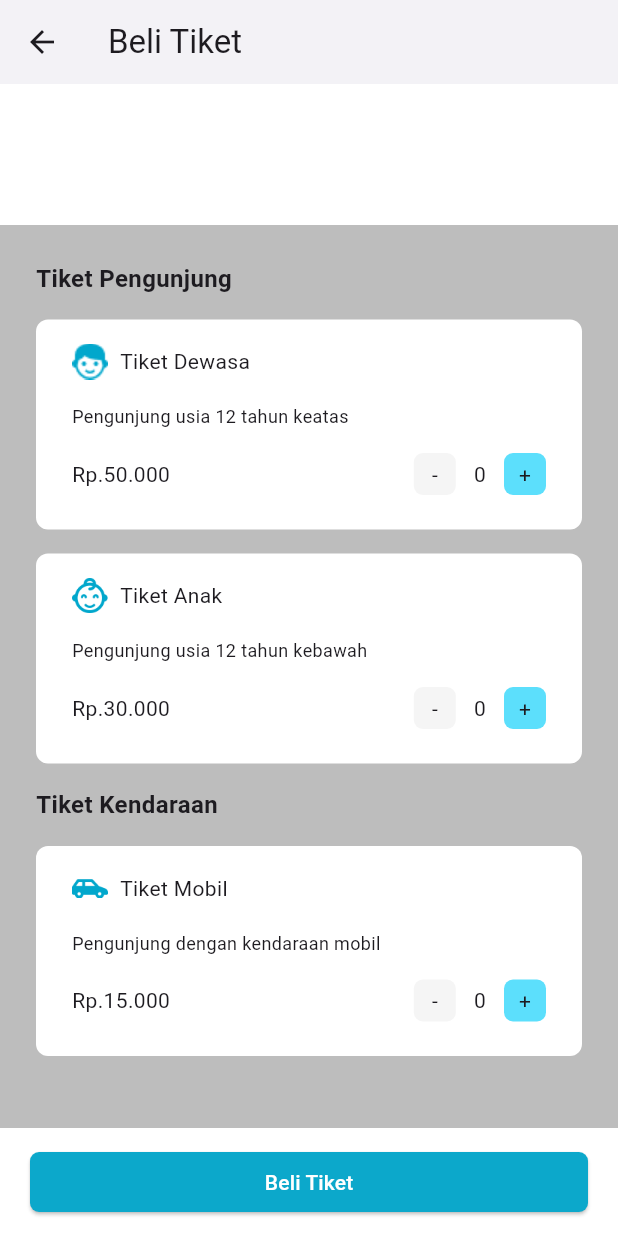
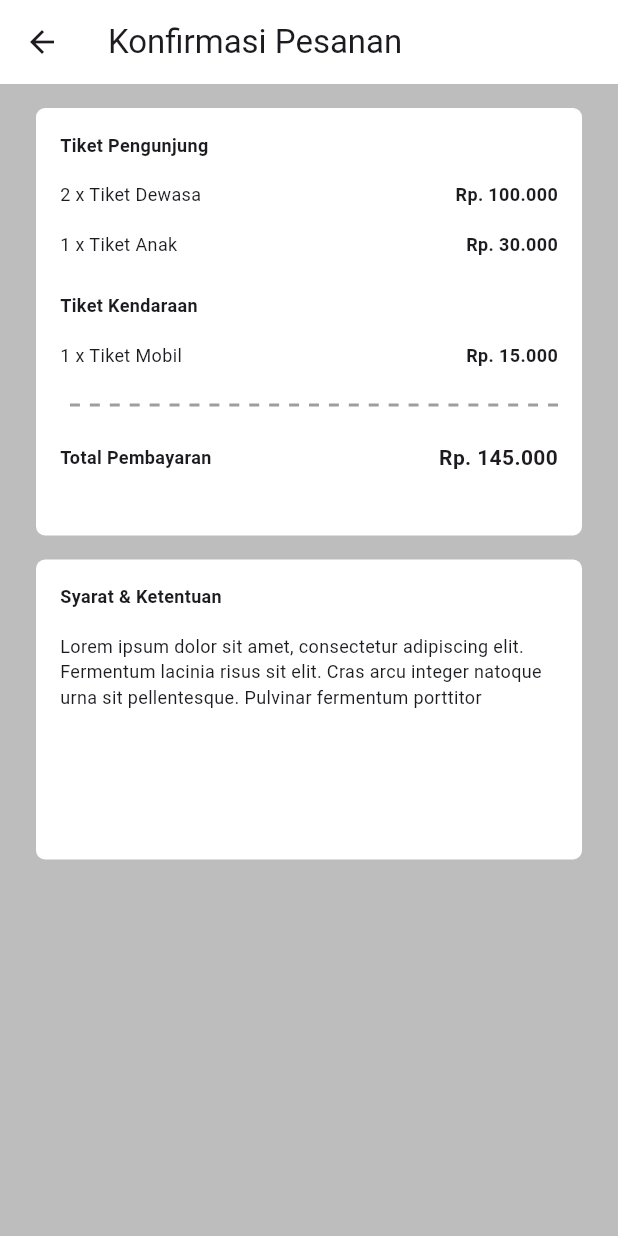
Before and after one commit to RezkiArifin/project_ancol, a Flutter app: the BeliTiketScreen screen opened directly, scrolled down 139 dp, after a tap on "Beli Tiket", on a phone screen of 412 x 824 dp. Run offline on Flutter 3.47's test engine with Material 2 defaults, Android fonts, the phone set to English and light mode, and no system bars; our stand-ins replace carousel_slider, google_fonts, syncfusion_flutter_datepicker.

Commit message:
update beli tiket

```diff
--- a/lib/screens/beli_tiket_screen.dart
+++ b/lib/screens/beli_tiket_screen.dart
@@ -1,7 +1,82 @@
 import 'package:flutter/material.dart';
+import 'package:intl/intl.dart';
+import 'package:syncfusion_flutter_datepicker/datepicker.dart';
+import 'package:tiket_saya/screens/konfirmasi_screen.dart';
 
-class BeliTiketScreen extends StatelessWidget {
+class BeliTiketScreen extends StatefulWidget {
   const BeliTiketScreen({super.key});
+
+  @override
+  State<BeliTiketScreen> createState() => _BeliTiketScreenState();
+}
+
+class _BeliTiketScreenState extends State<BeliTiketScreen> {
+  String _selectedDate = '';
+  String _dateCount = '';
+  String _range = '';
+  String _rangeCount = '';
+
+  int _tiketDewasa = 0;
+  int _tiketAnak = 0;
+  int _tiketMobil = 0;
+
+  void _incrementCounterDewasa() {
+    setState(() {
+      _tiketDewasa++;
+    });
+  }
+
+  void _decrementCounterDewasa() {
+    setState(() {
+      if (_tiketDewasa > 0) {
+        _tiketDewasa--;
+      }
+    });
+  }
+
+  void _incrementCounterAnak() {
+    setState(() {
+      _tiketAnak++;
+    });
+  }
+
+  void _decrementCounterAnak() {
+    setState(() {
+      if (_tiketAnak > 0) {
+        _tiketAnak--;
+      }
+    });
+  }
+
+  void _incrementCounterMobil() {
+    setState(() {
+      _tiketMobil++;
+    });
+  }
+
+  void _decrementCounterMobil() {
+    setState(() {
+      if (_tiketMobil > 0) {
+        _tiketMobil--;
+      }
+    });
+  }
+
+  void _onSelectionChanged(DateRangePickerSelectionChangedArgs args) {
+    setState(() {
+      if (args.value is PickerDateRange) {
+        _range = '${DateFormat('dd/MM/yyyy').format(args.value.startDate)} -'
+            // ignore: lines_longer_than_80_chars
+            ' ${DateFormat('dd/MM/yyyy').format(args.value.endDate ?? args.value.startDate)}';
+      } else if (args.value is DateTime) {
+        _selectedDate = args.value.toString();
+      } else if (args.value is List<DateTime>) {
+        _dateCount = args.value.length.toString();
+      } else {
+        _rangeCount = args.value.length.toString();
+      }
+    });
+  }
 
   @override
   Widget build(BuildContext context) {
@@ -40,11 +115,40 @@ class BeliTiketScreen extends StatelessWidget {
                 width: double.infinity,
                 height: 149,
                 color: Colors.white,
-              child: Column(
-                crossAxisAlignment: CrossAxisAlignment.start,
-                children: [Text("data")],
+                child: Stack(
+                  children: <Widget>[
+                    // Positioned(
+                    //   left: 0,
+                    //   right: 0,
+                    //   top: 0,
+                    //   height: 80,
+                    //   child: Column(
+                    //     mainAxisAlignment: MainAxisAlignment.spaceEvenly,
+                    //     mainAxisSize: MainAxisSize.min,
+                    //     crossAxisAlignment: CrossAxisAlignment.start,
+                    //     children: <Widget>[
+                    //       Text('Selected date: $_selectedDate'),
+                    //       Text('Selected date count: $_dateCount'),
+                    //       Text('Selected range: $_range'),
+                    //       Text('Selected ranges count: $_rangeCount')
+                    //     ],
+                    //   ),
+                    // ),
+                    Positioned(
+                      left: 0,
+                      top: 0,
+                      right: 0,
+                      bottom: 0,
+                      child: SfDateRangePicker(
+                        onSelectionChanged: _onSelectionChanged,
+                        selectionMode: DateRangePickerSelectionMode.range,
+                        initialSelectedRange: PickerDateRange(
+                            DateTime.now().subtract(const Duration(days: 4)),
+                            DateTime.now().add(const Duration(days: 3))),
                       ),
-            ),
+                    )
+                  ],
+                )),
             Padding(
               padding: const EdgeInsets.all(24),
               child: Column(
@@ -96,28 +200,36 @@ class BeliTiketScreen extends StatelessWidget {
                                 const Text("Rp.50.000"),
                                 Row(
                                   children: [
-                                    Container(
+                                    GestureDetector(
+                                      onTap: () => _decrementCounterDewasa(),
+                                      child: Container(
                                         height: 28,
                                         width: 28,
                                         decoration: BoxDecoration(
-                                        borderRadius: BorderRadius.circular(6),
+                                          borderRadius:
+                                              BorderRadius.circular(6),
                                           color: const Color(0xffF5F5F5),
                                         ),
                                         child: const Center(child: Text("-")),
                                       ),
-                                    const Padding(
-                                      padding:
-                                          EdgeInsets.symmetric(horizontal: 12),
-                                      child: Text("0"),
                                     ),
-                                    Container(
+                                    Padding(
+                                      padding: const EdgeInsets.symmetric(
+                                          horizontal: 12),
+                                      child: Text(_tiketDewasa.toString()),
+                                    ),
+                                    GestureDetector(
+                                      onTap: () => _incrementCounterDewasa(),
+                                      child: Container(
                                         height: 28,
                                         width: 28,
                                         decoration: BoxDecoration(
-                                        borderRadius: BorderRadius.circular(6),
+                                          borderRadius:
+                                              BorderRadius.circular(6),
                                           color: const Color(0xff5CDFFC),
                                         ),
                                         child: const Center(child: Text("+")),
+                                      ),
                                     ),
                                   ],
                                 )
@@ -170,28 +282,36 @@ class BeliTiketScreen extends StatelessWidget {
                                 const Text("Rp.30.000"),
                                 Row(
                                   children: [
-                                    Container(
+                                    GestureDetector(
+                                      onTap: () => _decrementCounterAnak(),
+                                      child: Container(
                                         height: 28,
                                         width: 28,
                                         decoration: BoxDecoration(
-                                        borderRadius: BorderRadius.circular(6),
+                                          borderRadius:
+                                              BorderRadius.circular(6),
                                           color: const Color(0xffF5F5F5),
                                         ),
                                         child: const Center(child: Text("-")),
                                       ),
-                                    const Padding(
-                                      padding:
-                                          EdgeInsets.symmetric(horizontal: 12),
-                                      child: Text("0"),
                                     ),
-                                    Container(
+                                    Padding(
+                                      padding: const EdgeInsets.symmetric(
+                                          horizontal: 12),
+                                      child: Text(_tiketAnak.toString()),
+                                    ),
+                                    GestureDetector(
+                                      onTap: () => _incrementCounterAnak(),
+                                      child: Container(
                                         height: 28,
                                         width: 28,
                                         decoration: BoxDecoration(
-                                        borderRadius: BorderRadius.circular(6),
+                                          borderRadius:
+                                              BorderRadius.circular(6),
                                           color: const Color(0xff5CDFFC),
                                         ),
                                         child: const Center(child: Text("+")),
+                                      ),
                                     ),
                                   ],
                                 )
@@ -248,28 +368,36 @@ class BeliTiketScreen extends StatelessWidget {
                                 const Text("Rp.15.000"),
                                 Row(
                                   children: [
-                                    Container(
+                                    GestureDetector(
+                                      onTap: () => _decrementCounterMobil(),
+                                      child: Container(
                                         height: 28,
                                         width: 28,
                                         decoration: BoxDecoration(
-                                        borderRadius: BorderRadius.circular(6),
+                                          borderRadius:
+                                              BorderRadius.circular(6),
                                           color: const Color(0xffF5F5F5),
                                         ),
                                         child: const Center(child: Text("-")),
                                       ),
-                                    const Padding(
-                                      padding:
-                                          EdgeInsets.symmetric(horizontal: 12),
-                                      child: Text("0"),
                                     ),
-                                    Container(
+                                    Padding(
+                                      padding: const EdgeInsets.symmetric(
+                                          horizontal: 12),
+                                      child: Text(_tiketMobil.toString()),
+                                    ),
+                                    GestureDetector(
+                                      onTap: () => _incrementCounterMobil(),
+                                      child: Container(
                                         height: 28,
                                         width: 28,
                                         decoration: BoxDecoration(
-                                        borderRadius: BorderRadius.circular(6),
+                                          borderRadius:
+                                              BorderRadius.circular(6),
                                           color: const Color(0xff5CDFFC),
                                         ),
                                         child: const Center(child: Text("+")),
+                                      ),
                                     ),
                                   ],
                                 )
@@ -283,7 +411,7 @@ class BeliTiketScreen extends StatelessWidget {
                 ],
               ),
             ),
-            SizedBox(height: 24),
+            const SizedBox(height: 24),
             Container(
               height: 72,
               width: double.infinity,
@@ -301,12 +429,12 @@ class BeliTiketScreen extends StatelessWidget {
                       padding: const EdgeInsets.symmetric(horizontal: 6),
                     ),
                     onPressed: () {
-                      // Navigator.push(
-                      //   context,
-                      //   MaterialPageRoute(
-                      //     builder: (context) => const BeliTiketScreen(),
-                      //   ),
-                      // );
+                      Navigator.push(
+                        context,
+                        MaterialPageRoute(
+                          builder: (context) => const KonfirmasiPesananScreen(),
+                        ),
+                      );
                     },
                     child: const Text(
                       'Beli Tiket',
--- /dev/null
+++ b/lib/screens/konfirmasi_screen.dart
@@ -0,0 +1,166 @@
+import 'package:flutter/material.dart';
+
+class KonfirmasiPesananScreen extends StatelessWidget {
+  const KonfirmasiPesananScreen({super.key});
+
+  @override
+  Widget build(BuildContext context) {
+    return Scaffold(
+      backgroundColor: Colors.grey[400],
+      appBar: AppBar(
+        elevation: 0,
+        backgroundColor: Colors.white,
+        title: const Text('Konfirmasi Pesanan'),
+      ),
+      body: Padding(
+        padding: const EdgeInsets.symmetric(vertical: 16, horizontal: 24),
+        child: Column(
+          children: [
+            Container(
+              width: double.infinity,
+              height: 285,
+              decoration: BoxDecoration(
+                borderRadius: BorderRadius.circular(6),
+                color: Colors.white,
+              ),
+              child: Padding(
+                padding: const EdgeInsets.all(16),
+                child: Column(
+                  crossAxisAlignment: CrossAxisAlignment.start,
+                  children: [
+                    const Text(
+                      "Tiket Pengunjung",
+                      style:
+                          TextStyle(fontWeight: FontWeight.w600, fontSize: 12),
+                    ),
+                    const Padding(
+                      padding: EdgeInsets.symmetric(vertical: 16),
+                      child: Row(
+                        mainAxisAlignment: MainAxisAlignment.spaceBetween,
+                        children: [
+                          Text(
+                            "2 x Tiket Dewasa",
+                            style: TextStyle(
+                                fontWeight: FontWeight.w400, fontSize: 12),
+                          ),
+                          Text(
+                            "Rp. 100.000",
+                            style: TextStyle(
+                                fontWeight: FontWeight.w600, fontSize: 12),
+                          ),
+                        ],
+                      ),
+                    ),
+                    const Row(
+                      mainAxisAlignment: MainAxisAlignment.spaceBetween,
+                      children: [
+                        Text(
+                          "1 x Tiket Anak",
+                          style: TextStyle(
+                              fontWeight: FontWeight.w400, fontSize: 12),
+                        ),
+                        Text(
+                          "Rp. 30.000",
+                          style: TextStyle(
+                              fontWeight: FontWeight.w600, fontSize: 12),
+                        ),
+                      ],
+                    ),
+                    const SizedBox(
+                      height: 24,
+                    ),
+                    const Text(
+                      "Tiket Kendaraan",
+                      style:
+                          TextStyle(fontWeight: FontWeight.w600, fontSize: 12),
+                    ),
+                    const Padding(
+                      padding: EdgeInsets.only(top: 16),
+                      child: Row(
+                        mainAxisAlignment: MainAxisAlignment.spaceBetween,
+                        children: [
+                          Text(
+                            "1 x Tiket Mobil",
+                            style: TextStyle(
+                                fontWeight: FontWeight.w400, fontSize: 12),
+                          ),
+                          Text(
+                            "Rp. 15.000",
+                            style: TextStyle(
+                                fontWeight: FontWeight.w600, fontSize: 12),
+                          ),
+                        ],
+                      ),
+                    ),
+                    Padding(
+                      padding: const EdgeInsets.symmetric(vertical: 24),
+                      child: Row(
+                        children: List.generate(
+                            250 ~/ 5,
+                            (index) => Expanded(
+                                  child: Container(
+                                    color: index % 2 == 0
+                                        ? Colors.transparent
+                                        : Colors.grey,
+                                    height: 2,
+                                  ),
+                                )),
+                      ),
+                    ),
+                    const Row(
+                      mainAxisAlignment: MainAxisAlignment.spaceBetween,
+                      children: [
+                        Text(
+                          "Total Pembayaran",
+                          style: TextStyle(
+                              fontWeight: FontWeight.w600, fontSize: 12),
+                        ),
+                        Text(
+                          "Rp. 145.000",
+                          style: TextStyle(
+                              fontWeight: FontWeight.w600, fontSize: 14),
+                        ),
+                      ],
+                    )
+                  ],
+                ),
+              ),
+            ),
+            const SizedBox(
+              height: 16,
+            ),
+            Container(
+              width: double.infinity,
+              height: 200,
+              decoration: BoxDecoration(
+                borderRadius: BorderRadius.circular(6),
+                color: Colors.white,
+              ),
+              child: const Padding(
+                padding: EdgeInsets.all(16),
+                child: Column(
+                  crossAxisAlignment: CrossAxisAlignment.start,
+                  children: [
+                    Text(
+                      "Syarat & Ketentuan",
+                      style:
+                          TextStyle(fontWeight: FontWeight.w600, fontSize: 12),
+                    ),
+                    Padding(
+                      padding: EdgeInsets.symmetric(vertical: 16),
+                      child: Text(
+                        "Lorem ipsum dolor sit amet, consectetur adipiscing elit. Fermentum lacinia risus sit elit. Cras arcu integer natoque urna sit pellentesque. Pulvinar fermentum porttitor ",
+                        style: TextStyle(
+                            fontWeight: FontWeight.w400, fontSize: 12),
+                      ),
+                    )
+                  ],
+                ),
+              ),
+            )
+          ],
+        ),
+      ),
+    );
+  }
+}
--- a/pubspec.yaml
+++ b/pubspec.yaml
@@ -36,6 +36,8 @@ dependencies:
   cupertino_icons: ^1.0.2
   carousel_slider: ^4.2.1
   google_fonts: ^6.1.0
+  intl: ^0.18.1
+  syncfusion_flutter_datepicker: ^23.1.44
 
 dev_dependencies:
   flutter_test:
```
Also changed, not shown: pubspec.lock. Lines whose indentation alone changed are shown as unchanged.
